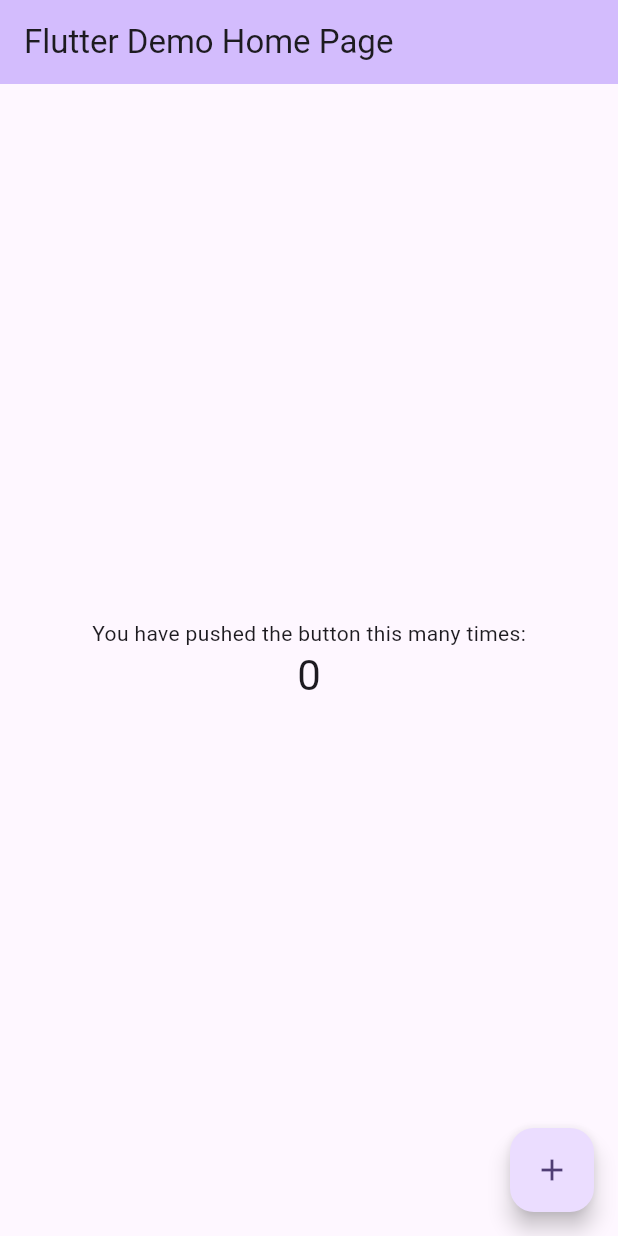
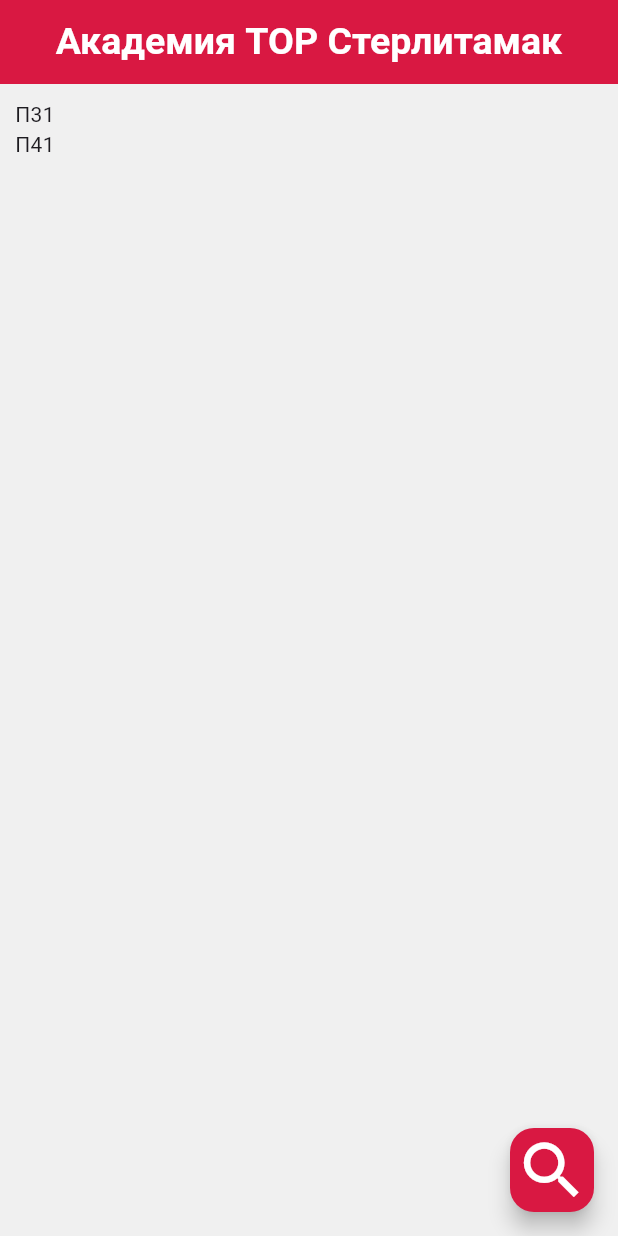
Before and after one commit to AspirantDrago/top_academy, a Flutter app: the screen it shows after launch, on a phone screen of 412 x 824 dp. Run offline on Flutter 3.47's test engine with Material 3 defaults, Android fonts, the phone set to English and light mode, and no system bars.

Commit message:
2 commit

```diff
--- a/lib/main.dart
+++ b/lib/main.dart
@@ -1,122 +1,59 @@
 import 'package:flutter/material.dart';
 
-void main() {
-  runApp(const MyApp());
+void main() => runApp(const MainApp());
+
+var redColor = Color.fromRGBO(217, 24, 66, 1.0);
+
+class MainApp extends StatelessWidget {
+  const MainApp({super.key});
+
+  @override
+  Widget build(BuildContext context) {
+    return MaterialApp(title: "Академия TOP", home: HomePage());
+  }
 }
 
-class MyApp extends StatelessWidget {
-  const MyApp({super.key});
+class HomePage extends StatelessWidget {
+  const HomePage({super.key});
 
-  // This widget is the root of your application.
   @override
   Widget build(BuildContext context) {
-    return MaterialApp(
-      title: 'Flutter Demo',
-      theme: ThemeData(
-        // This is the theme of your application.
-        //
-        // TRY THIS: Try running your application with "flutter run". You'll see
-        // the application has a purple toolbar. Then, without quitting the app,
-        // try changing the seedColor in the colorScheme below to Colors.green
-        // and then invoke "hot reload" (save your changes or press the "hot
-        // reload" button in a Flutter-supported IDE, or press "r" if you used
-        // the command line to start the app).
-        //
-        // Notice that the counter didn't reset back to zero; the application
-        // state is not lost during the reload. To reset the state, use hot
-        // restart instead.
-        //
-        // This works for code too, not just values: Most code changes can be
-        // tested with just a hot reload.
-        colorScheme: ColorScheme.fromSeed(seedColor: Colors.deepPurple),
+    return Scaffold(
+      appBar: appBar,
+      backgroundColor: Color.fromRGBO(240, 240, 240, 1),
+      floatingActionButton: FloatingActionButton(
+        onPressed: () {
+
+        },
+        backgroundColor: redColor,
+        child: Icon(
+          Icons.search,
+          size: 50,
+          color: Colors.white,
+        ),
       ),
-      home: const MyHomePage(title: 'Flutter Demo Home Page'),
+      body: Container(
+        padding: EdgeInsets.all(10),
+        child: ListView(
+          children: [
+            Text("П31"),
+            Text("П41"),
+          ],
+        )
+      )
     );
   }
 }
 
-class MyHomePage extends StatefulWidget {
-  const MyHomePage({super.key, required this.title});
-
-  // This widget is the home page of your application. It is stateful, meaning
-  // that it has a State object (defined below) that contains fields that affect
-  // how it looks.
-
-  // This class is the configuration for the state. It holds the values (in this
-  // case the title) provided by the parent (in this case the App widget) and
-  // used by the build method of the State. Fields in a Widget subclass are
-  // always marked "final".
-
-  final String title;
-
-  @override
-  State<MyHomePage> createState() => _MyHomePageState();
-}
-
-class _MyHomePageState extends State<MyHomePage> {
-  int _counter = 0;
-
-  void _incrementCounter() {
-    setState(() {
-      // This call to setState tells the Flutter framework that something has
-      // changed in this State, which causes it to rerun the build method below
-      // so that the display can reflect the updated values. If we changed
-      // _counter without calling setState(), then the build method would not be
-      // called again, and so nothing would appear to happen.
-      _counter++;
-    });
-  }
-
-  @override
-  Widget build(BuildContext context) {
-    // This method is rerun every time setState is called, for instance as done
-    // by the _incrementCounter method above.
-    //
-    // The Flutter framework has been optimized to make rerunning build methods
-    // fast, so that you can just rebuild anything that needs updating rather
-    // than having to individually change instances of widgets.
-    return Scaffold(
-      appBar: AppBar(
-        // TRY THIS: Try changing the color here to a specific color (to
-        // Colors.amber, perhaps?) and trigger a hot reload to see the AppBar
-        // change color while the other colors stay the same.
-        backgroundColor: Theme.of(context).colorScheme.inversePrimary,
-        // Here we take the value from the MyHomePage object that was created by
-        // the App.build method, and use it to set our appbar title.
-        title: Text(widget.title),
-      ),
-      body: Center(
-        // Center is a layout widget. It takes a single child and positions it
-        // in the middle of the parent.
-        child: Column(
-          // Column is also a layout widget. It takes a list of children and
-          // arranges them vertically. By default, it sizes itself to fit its
-          // children horizontally, and tries to be as tall as its parent.
-          //
-          // Column has various properties to control how it sizes itself and
-          // how it positions its children. Here we use mainAxisAlignment to
-          // center the children vertically; the main axis here is the vertical
-          // axis because Columns are vertical (the cross axis would be
-          // horizontal).
-          //
-          // TRY THIS: Invoke "debug painting" (choose the "Toggle Debug Paint"
-          // action in the IDE, or press "p" in the console), to see the
-          // wireframe for each widget.
-          mainAxisAlignment: MainAxisAlignment.center,
-          children: <Widget>[
-            const Text('You have pushed the button this many times:'),
-            Text(
-              '$_counter',
-              style: Theme.of(context).textTheme.headlineMedium,
-            ),
-          ],
-        ),
-      ),
-      floatingActionButton: FloatingActionButton(
-        onPressed: _incrementCounter,
-        tooltip: 'Increment',
-        child: const Icon(Icons.add),
-      ), // This trailing comma makes auto-formatting nicer for build methods.
-    );
-  }
-}
+var appBar = AppBar(
+  title: Text(
+    "Академия TOP Стерлитамак",
+    style: TextStyle(
+      fontSize: 25,
+      color: Colors.white,
+      fontWeight: FontWeight.bold
+    ),
+  ),
+  centerTitle: true,
+  backgroundColor: redColor,
+);
```
Also changed, not shown: pubspec.yaml (+0 -25 lines), 1 other file.
